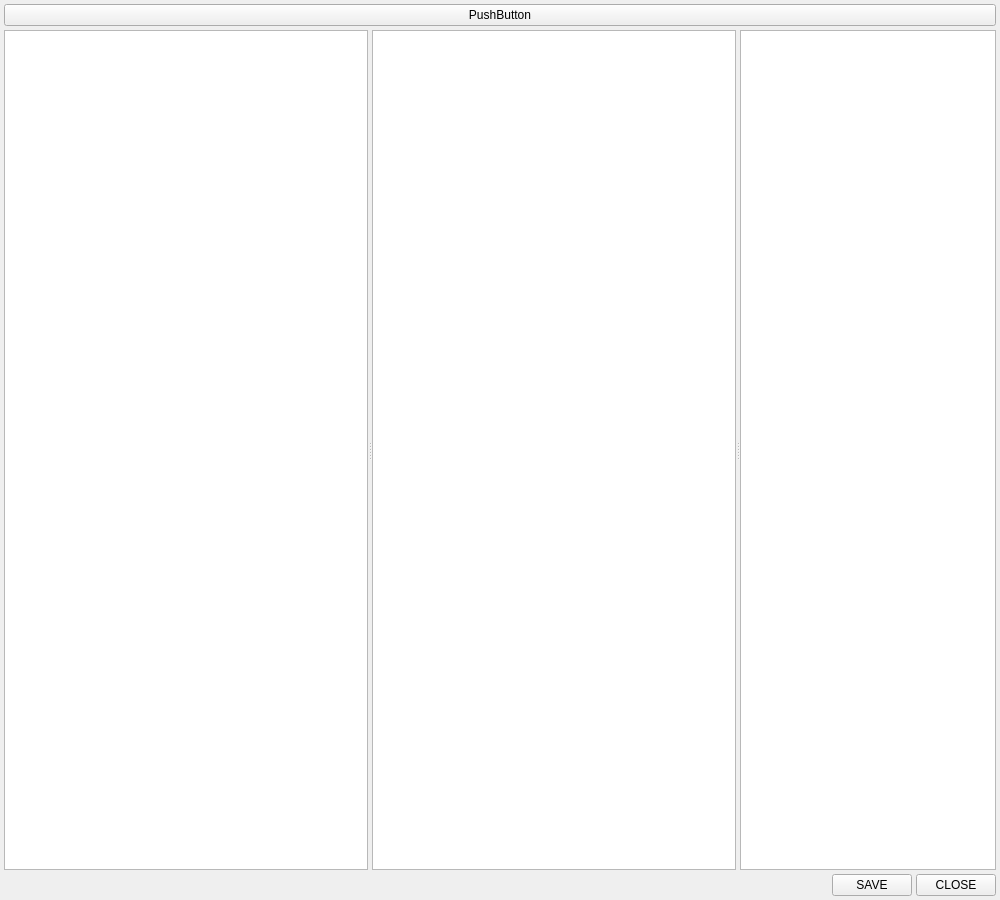
This is Libs/UserInterfaces/MetadataEditor.ui in AltaArts/SourceTab--Prism-Plugin as Qt 5 draws it before an edit. The edited form follows.
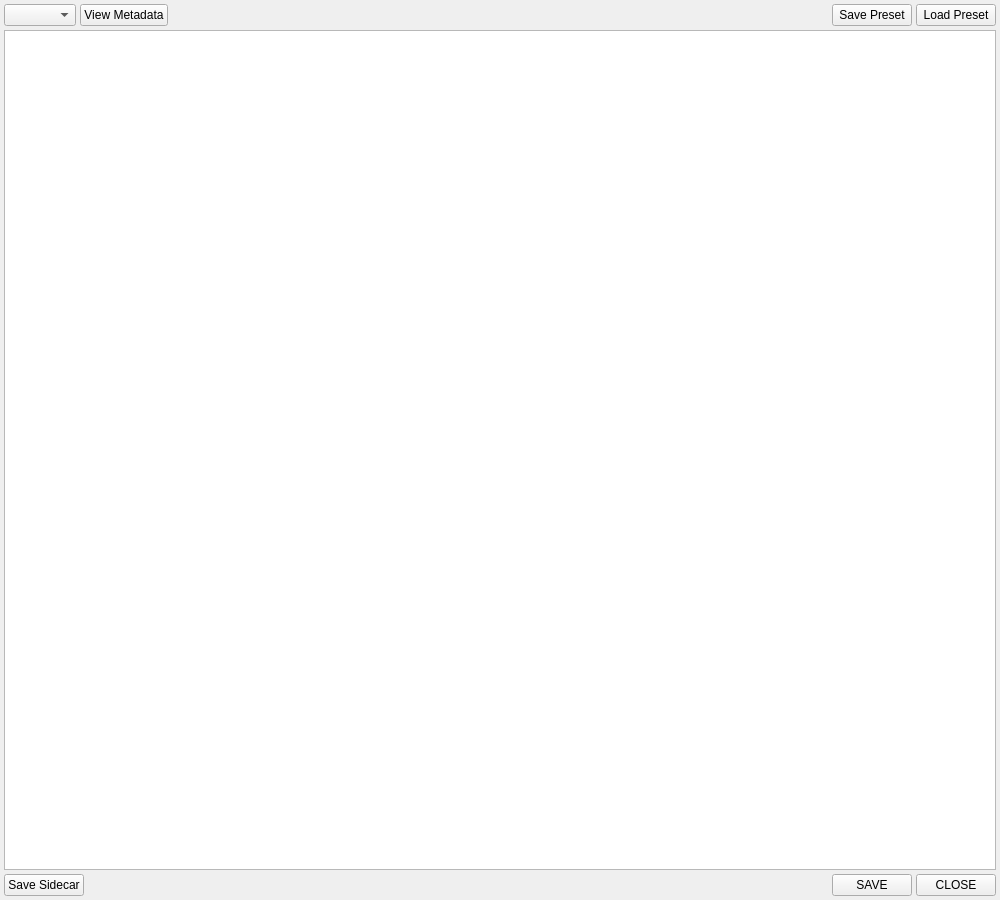
This is the edited form.

Commit message: Moved many Util functions to a new Utils lib file.  Plus more work on the Metadata Editor

The edit to the form file:
```diff
--- a/Libs/UserInterfaces/MetadataEditor.ui
+++ b/Libs/UserInterfaces/MetadataEditor.ui
@@ -40,136 +40,56 @@
      <item>
       <layout class="QHBoxLayout" name="lo_top">
        <item>
-        <widget class="QPushButton" name="b_PLACEHOLDER">
+        <widget class="QComboBox" name="cb_fileList"/>
+       </item>
+       <item>
+        <widget class="QPushButton" name="b_showMetadataPopup">
          <property name="text">
-          <string>PushButton</string>
+          <string>View Metadata</string>
+         </property>
+        </widget>
+       </item>
+       <item>
+        <spacer name="horizontalSpacer_3">
+         <property name="orientation">
+          <enum>Qt::Horizontal</enum>
+         </property>
+         <property name="sizeHint" stdset="0">
+          <size>
+           <width>40</width>
+           <height>20</height>
+          </size>
+         </property>
+        </spacer>
+       </item>
+       <item>
+        <widget class="QPushButton" name="b_preset_save">
+         <property name="text">
+          <string>Save Preset</string>
+         </property>
+        </widget>
+       </item>
+       <item>
+        <widget class="QPushButton" name="b_preset_load">
+         <property name="text">
+          <string>Load Preset</string>
          </property>
         </widget>
        </item>
       </layout>
      </item>
      <item>
-      <widget class="QSplitter" name="splitter">
-       <property name="sizePolicy">
-        <sizepolicy hsizetype="Expanding" vsizetype="Expanding">
-         <horstretch>0</horstretch>
-         <verstretch>0</verstretch>
-        </sizepolicy>
-       </property>
-       <property name="orientation">
-        <enum>Qt::Orientation::Horizontal</enum>
-       </property>
-       <property name="childrenCollapsible">
-        <bool>true</bool>
-       </property>
-       <widget class="QWidget" name="w_target" native="true">
-        <property name="sizePolicy">
-         <sizepolicy hsizetype="Expanding" vsizetype="Expanding">
-          <horstretch>8</horstretch>
-          <verstretch>0</verstretch>
-         </sizepolicy>
-        </property>
-        <layout class="QVBoxLayout" name="verticalLayout_8">
-         <property name="spacing">
-          <number>0</number>
-         </property>
-         <property name="leftMargin">
-          <number>0</number>
-         </property>
-         <property name="topMargin">
-          <number>0</number>
-         </property>
-         <property name="rightMargin">
-          <number>0</number>
-         </property>
-         <property name="bottomMargin">
-          <number>0</number>
-         </property>
-         <item>
-          <widget class="QListWidget" name="lw_target">
-           <property name="contextMenuPolicy">
-            <enum>Qt::ContextMenuPolicy::NoContextMenu</enum>
-           </property>
-           <property name="selectionMode">
-            <enum>QAbstractItemView::SelectionMode::NoSelection</enum>
-           </property>
-          </widget>
-         </item>
-        </layout>
-       </widget>
-       <widget class="QWidget" name="w_source" native="true">
-        <property name="sizePolicy">
-         <sizepolicy hsizetype="Expanding" vsizetype="Expanding">
-          <horstretch>8</horstretch>
-          <verstretch>0</verstretch>
-         </sizepolicy>
-        </property>
-        <layout class="QVBoxLayout" name="verticalLayout_11">
-         <property name="spacing">
-          <number>0</number>
-         </property>
-         <property name="leftMargin">
-          <number>0</number>
-         </property>
-         <property name="topMargin">
-          <number>0</number>
-         </property>
-         <property name="rightMargin">
-          <number>0</number>
-         </property>
-         <property name="bottomMargin">
-          <number>0</number>
-         </property>
-         <item>
-          <widget class="QListWidget" name="lw_source">
-           <property name="maximumSize">
-            <size>
-             <width>16777215</width>
-             <height>16777215</height>
-            </size>
-           </property>
-           <property name="contextMenuPolicy">
-            <enum>Qt::ContextMenuPolicy::NoContextMenu</enum>
-           </property>
-           <property name="selectionMode">
-            <enum>QAbstractItemView::SelectionMode::NoSelection</enum>
-           </property>
-          </widget>
-         </item>
-        </layout>
-       </widget>
-       <widget class="QWidget" name="verticalWidget" native="true">
-        <property name="sizePolicy">
-         <sizepolicy hsizetype="Expanding" vsizetype="Expanding">
-          <horstretch>0</horstretch>
-          <verstretch>0</verstretch>
-         </sizepolicy>
-        </property>
-        <layout class="QVBoxLayout" name="verticalLayout">
-         <property name="spacing">
-          <number>0</number>
-         </property>
-         <property name="leftMargin">
-          <number>0</number>
-         </property>
-         <property name="topMargin">
-          <number>0</number>
-         </property>
-         <property name="rightMargin">
-          <number>0</number>
-         </property>
-         <property name="bottomMargin">
-          <number>0</number>
-         </property>
-         <item>
-          <widget class="QListWidget" name="listWidget"/>
-         </item>
-        </layout>
-       </widget>
-      </widget>
+      <widget class="QTableWidget" name="tw_metaEditor"/>
      </item>
      <item>
       <layout class="QHBoxLayout" name="lo_bottom">
+       <item>
+        <widget class="QPushButton" name="b_sidecar_save">
+         <property name="text">
+          <string>Save Sidecar</string>
+         </property>
+        </widget>
+       </item>
        <item>
         <spacer name="horizontalSpacer">
          <property name="orientation">
```
Left out of the diff: 2 changed lines with no effect on the pictures. The commit also changes 10 other files.
